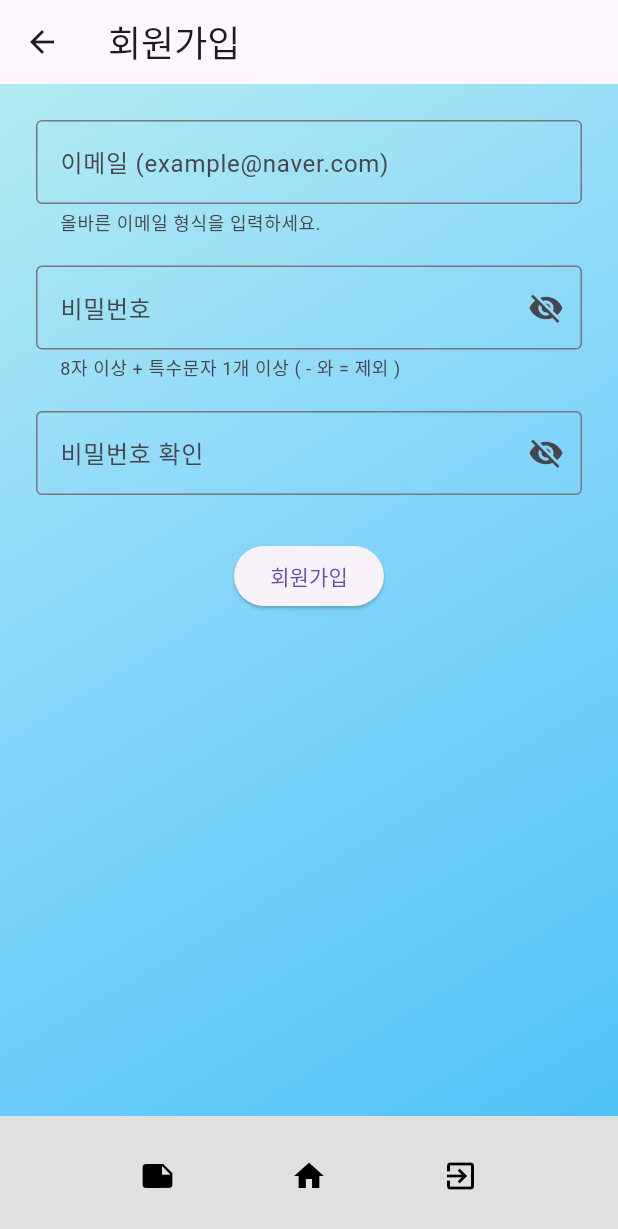
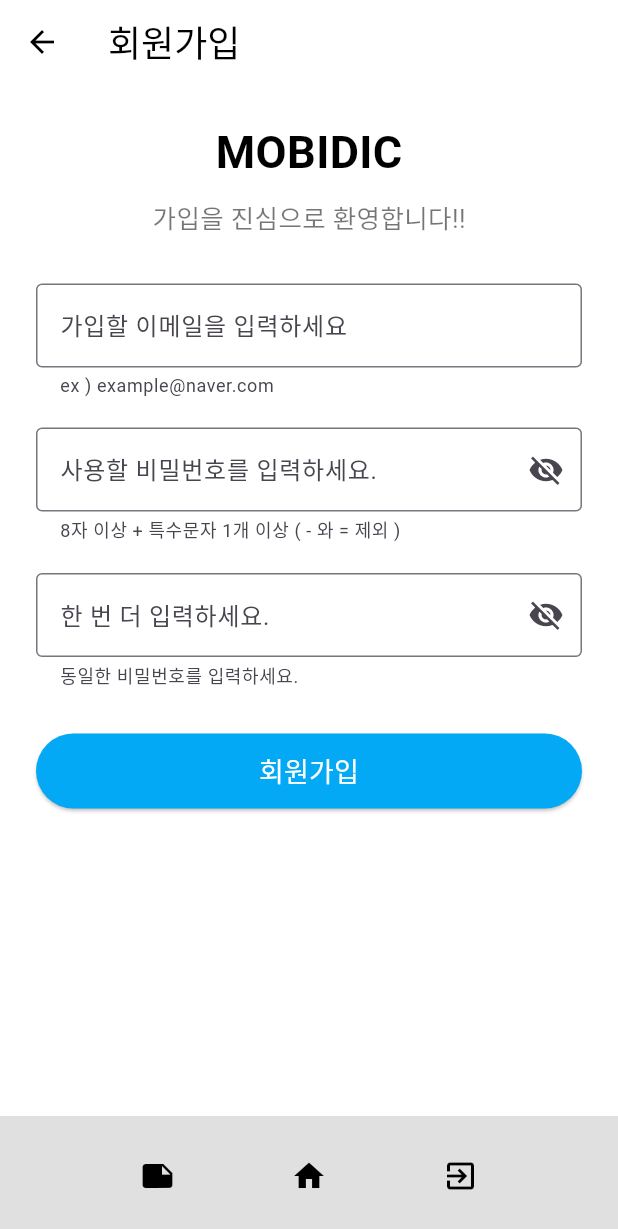
Before and after one commit to kthowns/mobile-dictionary, a Flutter app: the SignUpPage screen opened by its route, on a phone screen of 412 x 824 dp. Shown: the top 1229 px of the screen. Run offline on Flutter 3.47's test engine with Material 3 defaults, Android fonts, the phone set to English and light mode, and no system bars.

Commit message:
fix: 회원가입 UI 수정 - 제일 상단에 페이지 이름 - 어플 이름 삽입 - 버튼 색상 변경

```diff
--- a/mobidic_flutter/lib/Sign_up_page.dart
+++ b/mobidic_flutter/lib/Sign_up_page.dart
@@ -1,6 +1,9 @@
 import 'package:flutter/material.dart';
+import 'Log_in_page.dart'; // 로그인 화면으로 이동하기 위해 import 필요
 
 class SignUpPage extends StatefulWidget {
+  const SignUpPage({Key? key}) : super(key: key);
+
   @override
   _SignUpPageState createState() => _SignUpPageState();
 }
@@ -36,35 +39,44 @@ class _SignUpPageState extends State<SignUpPage> {
   @override
   Widget build(BuildContext context) {
     return Scaffold(
+      backgroundColor: Colors.white, // 배경 흰색
       appBar: AppBar(
         title: const Text(
           '회원가입',
           style: TextStyle(fontSize: 24),
         ),
+        backgroundColor: Colors.white,
+        elevation: 0,
+        foregroundColor: Colors.black,
       ),
-      body: Container(
-        width: double.infinity,
-        height: double.infinity,
-        decoration: const BoxDecoration(
-          gradient: LinearGradient(
-            colors: [
-              Color(0xFFb2ebf2),
-              Color(0xFF81d4fa),
-              Color(0xFF4fc3f7),
-            ],
-            begin: Alignment.topLeft,
-            end: Alignment.bottomRight,
+      body: Padding(
+        padding: const EdgeInsets.all(24.0),
+        child: Column(
+          crossAxisAlignment: CrossAxisAlignment.start,
+          children: [
+            const Center(
+              child: Text(
+                'MOBIDIC',
+                style: TextStyle(
+                  fontSize: 30,
+                  fontWeight: FontWeight.bold,
+                  color: Colors.black,
                 ),
               ),
-        child: Padding(
-          padding: const EdgeInsets.all(24.0),
-          child: Column(
-            children: [
+            ),
+            const SizedBox(height: 10),
+            const Center(
+              child: Text(
+                '가입을 진심으로 환영합니다!!',
+                style: TextStyle(fontSize: 17, color: Colors.black54),
+              ),
+            ),
+            const SizedBox(height: 30),
             TextField(
               controller: newIdController,
               decoration: InputDecoration(
-                  labelText: '이메일 (example@naver.com)',
-                  helperText: '올바른 이메일 형식을 입력하세요.',
+                labelText: '가입할 이메일을 입력하세요',
+                helperText: 'ex ) example@naver.com',
                 errorText: emailErrorText,
                 border: const OutlineInputBorder(),
               ),
@@ -74,7 +86,7 @@ class _SignUpPageState extends State<SignUpPage> {
               controller: newPasswordController,
               obscureText: !isPasswordVisible,
               decoration: InputDecoration(
-                  labelText: '비밀번호',
+                labelText: '사용할 비밀번호를 입력하세요.',
                 helperText: '8자 이상 + 특수문자 1개 이상 ( - 와 = 제외 )',
                 errorText: passwordErrorText,
                 border: const OutlineInputBorder(),
@@ -95,7 +107,8 @@ class _SignUpPageState extends State<SignUpPage> {
               controller: confirmPasswordController,
               obscureText: !isConfirmPasswordVisible,
               decoration: InputDecoration(
-                  labelText: '비밀번호 확인',
+                labelText: '한 번 더 입력하세요.',
+                helperText: '동일한 비밀번호를 입력하세요.',
                 errorText: confirmPasswordErrorText,
                 border: const OutlineInputBorder(),
                 suffixIcon: IconButton(
@@ -111,7 +124,10 @@ class _SignUpPageState extends State<SignUpPage> {
               ),
             ),
             const SizedBox(height: 30),
-              ElevatedButton(
+            SizedBox(
+              width: double.infinity,
+              height: 50,
+              child: ElevatedButton(
                 onPressed: () {
                   final id = newIdController.text.trim();
                   final pass = newPasswordController.text;
@@ -148,6 +164,7 @@ class _SignUpPageState extends State<SignUpPage> {
 
                   if (hasError) return;
 
+                  // ✅ 회원가입 성공 → 로그인 화면으로 이동
                   showDialog(
                     context: context,
                     builder: (_) => AlertDialog(
@@ -155,18 +172,33 @@ class _SignUpPageState extends State<SignUpPage> {
                       content: const Text('회원가입이 완료되었습니다!'),
                       actions: [
                         TextButton(
-                          onPressed: () => Navigator.pop(context),
-                          child: const Text('확인'),
+                          onPressed: () {
+                            Navigator.pop(context); // 닫기
+                            Navigator.pushReplacement(
+                              context,
+                              MaterialPageRoute(builder: (_) => const LoginPage()),
+                            );
+                          },
+                          child: const Text('로그인 하러가기'),
                         ),
                       ],
                     ),
                   );
                 },
-                child: const Text('회원가입'),
+                style: ElevatedButton.styleFrom(
+                  backgroundColor: Colors.lightBlue,
+                  shape: RoundedRectangleBorder(
+                    borderRadius: BorderRadius.circular(30),
+                  ),
+                ),
+                child: const Text(
+                  '회원가입',
+                  style: TextStyle(fontSize: 18, color: Colors.white),
+                ),
+              ),
             ),
             const SizedBox(height: 40),
           ],
-          ),
         ),
       ),
       bottomNavigationBar: BottomAppBar(
```
Lines whose indentation alone changed are shown as unchanged.
